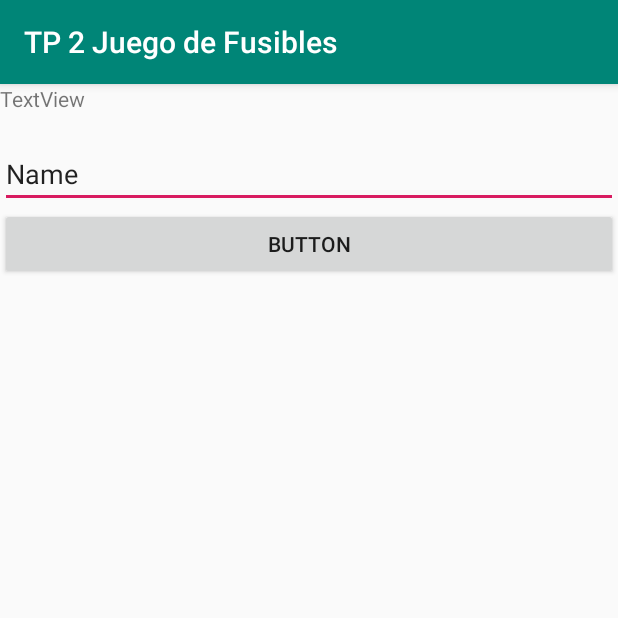
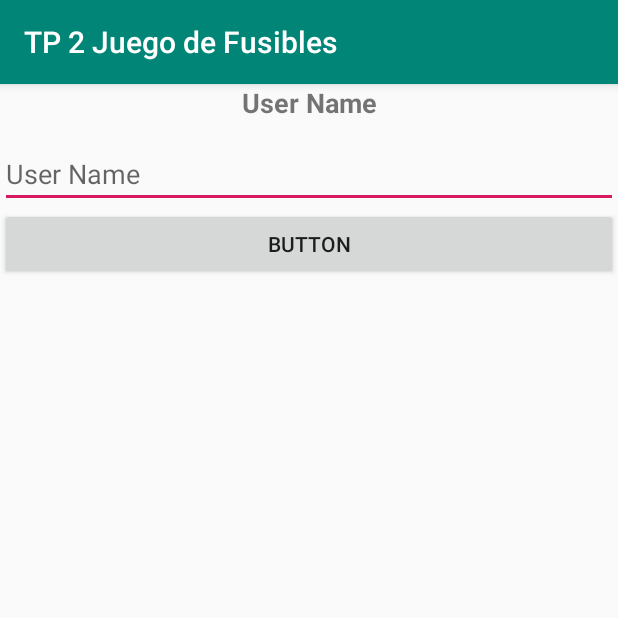
Before and after one commit to NicoMargo/Trabajos-5to-Universal, an Android app: the screen it shows after launch (MainActivity), on a phone screen of 412 x 824 dp, the top half of it. Run offline under Robolectric (Android 15) with nearby library versions, the phone set to English and light mode, and no system bars.

Commit message:
comenzando recaptcha con un problema en un implement en el archivo build.gradle Module:app

```diff
--- a/Programacion/TP2JuegodeFusibles/app/build.gradle
+++ b/Programacion/TP2JuegodeFusibles/app/build.gradle
@@ -22,4 +22,7 @@ dependencies {
     implementation fileTree(dir: 'libs', include: ['*.jar'])
     implementation 'com.android.support:appcompat-v7:28.0.0'
     implementation 'com.android.support.constraint:constraint-layout:1.1.3'
+    //implementation 'com.google.android.gms:play-services-safetyner:15.0.1'
+    implementation 'com.squareup.retrofit2:retrofit:2.3.0'
+    implementation 'com.squareup.retrofit2:converter-gson:2.3.0'
 }
--- a/Programacion/TP2JuegodeFusibles/app/src/main/AndroidManifest.xml
+++ b/Programacion/TP2JuegodeFusibles/app/src/main/AndroidManifest.xml
@@ -1,7 +1,7 @@
 <?xml version="1.0" encoding="utf-8"?>
 <manifest xmlns:android="http://schemas.android.com/apk/res/android"
     package="com.example.tp2juegodefusibles">
-
+<uses-permission android:name="android.permission.INTERNET"/>
     <application
         android:allowBackup="true"
         android:icon="@mipmap/ic_launcher"
--- a/Programacion/TP2JuegodeFusibles/app/src/main/java/com/example/tp2juegodefusibles/MainActivity.java
+++ b/Programacion/TP2JuegodeFusibles/app/src/main/java/com/example/tp2juegodefusibles/MainActivity.java
@@ -4,6 +4,8 @@ import android.support.v7.app.AppCompatActivity;
 import android.os.Bundle;
 import android.view.View;
 import android.widget.Button;
+import android.widget.EditText;
+import android.widget.Toast;
 
 
 public class MainActivity extends AppCompatActivity {
@@ -14,7 +16,18 @@ public class MainActivity extends AppCompatActivity {
         super.onCreate(savedInstanceState);
         setContentView(R.layout.activity_main);
 
+        Button btnStart = (Button) findViewById(R.id.btnStart);
+        btnStart.setOnClickListener(btnStart_Click);
+    }
 
+    private View.OnClickListener btnStart_Click = new View.OnClickListener() {
+        public void onClick(View v) {
+            EditText edtUser = (EditText) findViewById(R.id.edtUser);
+            String sUsername = edtUser.getText().toString();
+            if (sUsername.matches("")){
+                Toast.makeText(getApplicationContext(), "Ingrese un Nombre de usuario", Toast.LENGTH_LONG).show();
+            }
 
-    }
+        }
+    };
 }
--- a/Programacion/TP2JuegodeFusibles/app/src/main/res/layout/activity_main.xml
+++ b/Programacion/TP2JuegodeFusibles/app/src/main/res/layout/activity_main.xml
@@ -11,22 +11,25 @@
         android:layout_width="match_parent"
         android:layout_height="match_parent"
         android:orientation="vertical"
-        tools:layout_editor_absoluteX="8dp"
-        tools:layout_editor_absoluteY="8dp">
+        app:layout_constraintTop_toTopOf="parent"
+        tools:layout_editor_absoluteX="8dp">
 
         <TextView
             android:id="@+id/txtUser"
             android:layout_width="match_parent"
             android:layout_height="37dp"
-            android:text="TextView" />
+            android:text="User Name"
+            android:textAlignment="center"
+            android:textSize="18sp"
+            android:textStyle="bold" />
 
         <EditText
             android:id="@+id/edtUser"
             android:layout_width="match_parent"
             android:layout_height="wrap_content"
             android:ems="10"
-            android:inputType="textPersonName"
-            android:text="Name" />
+            android:hint="User Name"
+            android:inputType="textNoSuggestions|textPersonName" />
 
         <Button
             android:id="@+id/btnStart"
--- a/Programacion/TP2JuegodeFusibles/app/src/main/res/values/strings.xml
+++ b/Programacion/TP2JuegodeFusibles/app/src/main/res/values/strings.xml
@@ -1,3 +1,4 @@
 <resources>
     <string name="app_name">TP 2 Juego de Fusibles</string>
+    <string name="recaptcha_site_key">6LeHRp4UAAAAACz1xdU6fay3zBWCq-IHlGjEo6nR</string>
 </resources>
```
